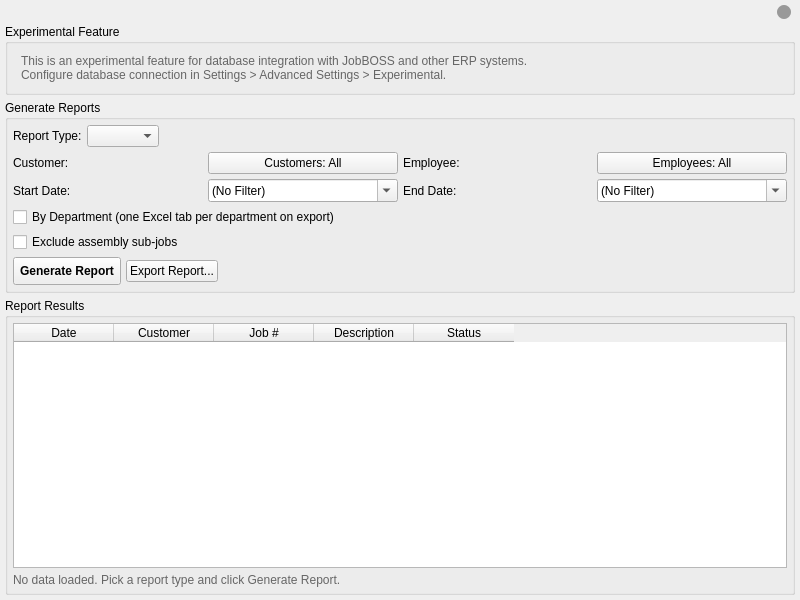
The window that modules/reporting/ui/reporting_tab.ui (i-machine-things-org/JobDocs) describes before a commit, drawn with Qt 5.
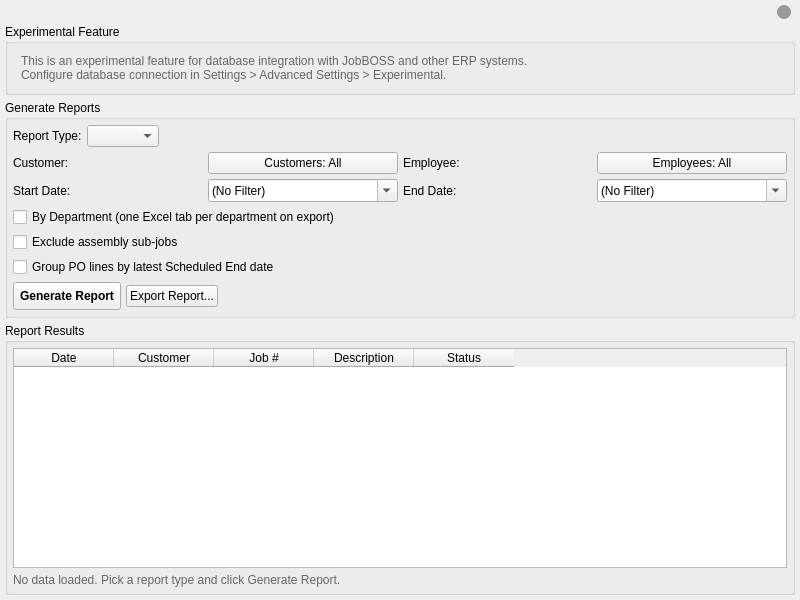
The same window after the commit.

Commit message: feat: add an option to group Job Report PO lines by latest Scheduled End

Patch:
```diff
--- a/modules/reporting/ui/reporting_tab.ui
+++ b/modules/reporting/ui/reporting_tab.ui
@@ -313,6 +313,19 @@
           </property>
          </widget>
         </item>
+        <item row="4" column="0" colspan="4">
+         <!-- Job Report only. Filter-time, not export-only (see base.py's
+              uses_po_date_grouping): when a Customer PO has multiple lines
+              with different Scheduled End dates, every line's Scheduled End
+              is overwritten with the latest (max) date among that PO's
+              lines, so they read as one consistent completion estimate
+              instead of looking inconsistent across lines of the same PO. -->
+         <widget class="QCheckBox" name="group_po_dates_check">
+          <property name="text">
+           <string>Group PO lines by latest Scheduled End date</string>
+          </property>
+         </widget>
+        </item>
        </layout>
       </item>
       <item>
```
The commit also changes 5 other files.
